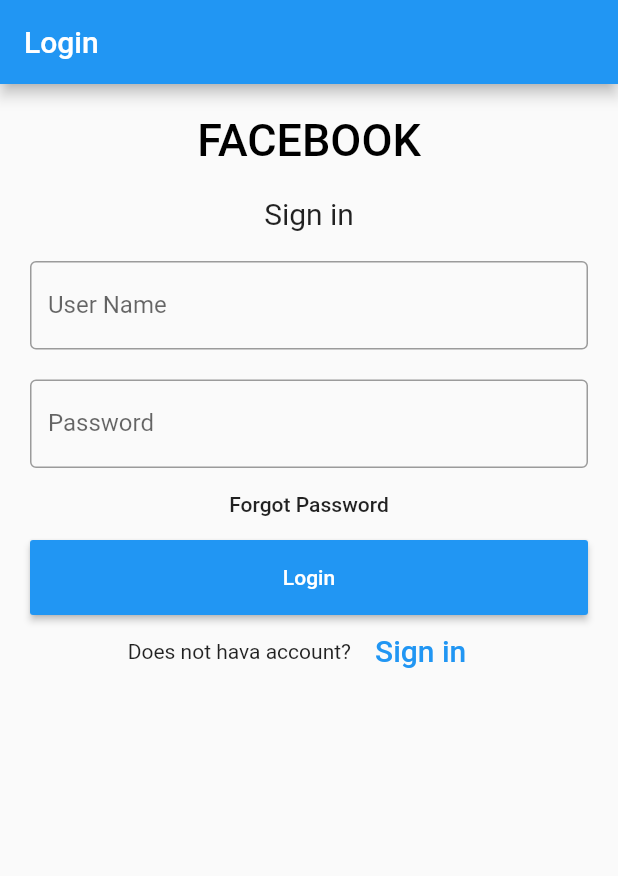
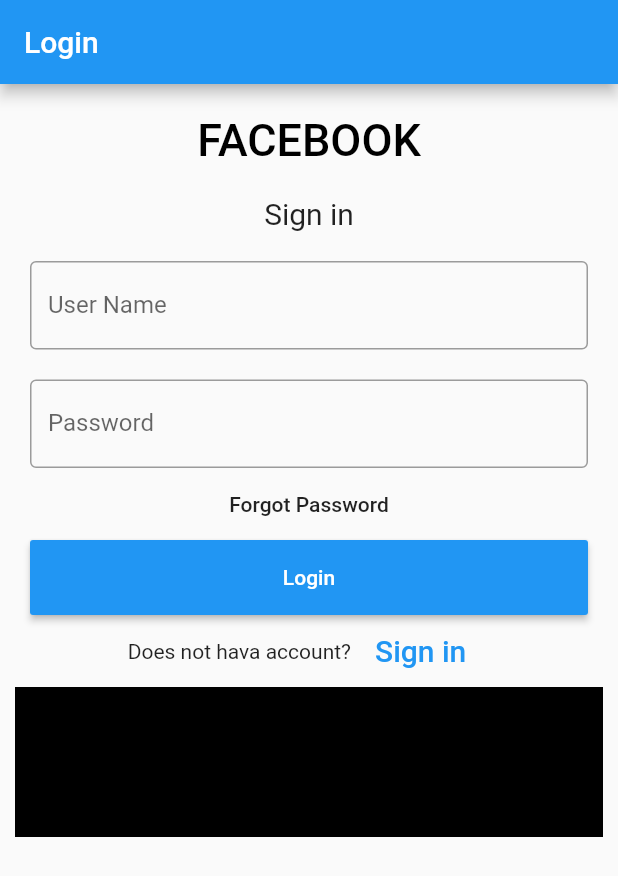
Before and after one commit to pf1116/test, a Flutter app: the screen it shows after launch, on a phone screen of 412 x 824 dp. Shown: the top 876 px of the screen. Run offline on Flutter 3.47's test engine with Material 2 defaults, Android fonts, the phone set to English and light mode, and no system bars.

Commit message:
add container

```diff
--- a/lib/fb.dart
+++ b/lib/fb.dart
@@ -88,7 +88,13 @@ class _State extends State<MyApp> {
                     )
                   ],
                   mainAxisAlignment: MainAxisAlignment.center,
-                ))
+                )),
+                Container(
+                  width: 100,
+                  height: 100,
+                  color: Colors.black,
+                  child: null,
+                ),
               ],
             )));
   }
```
